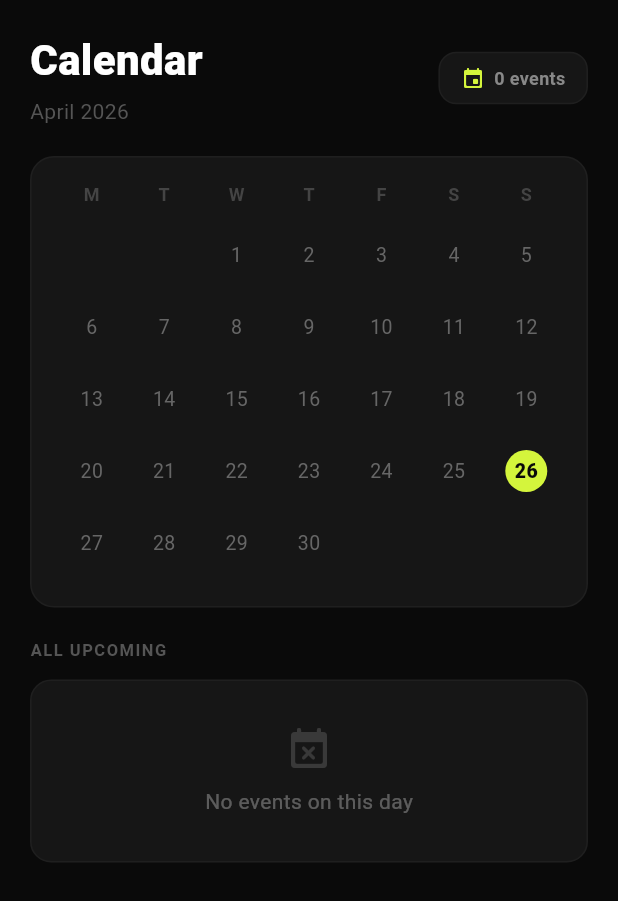
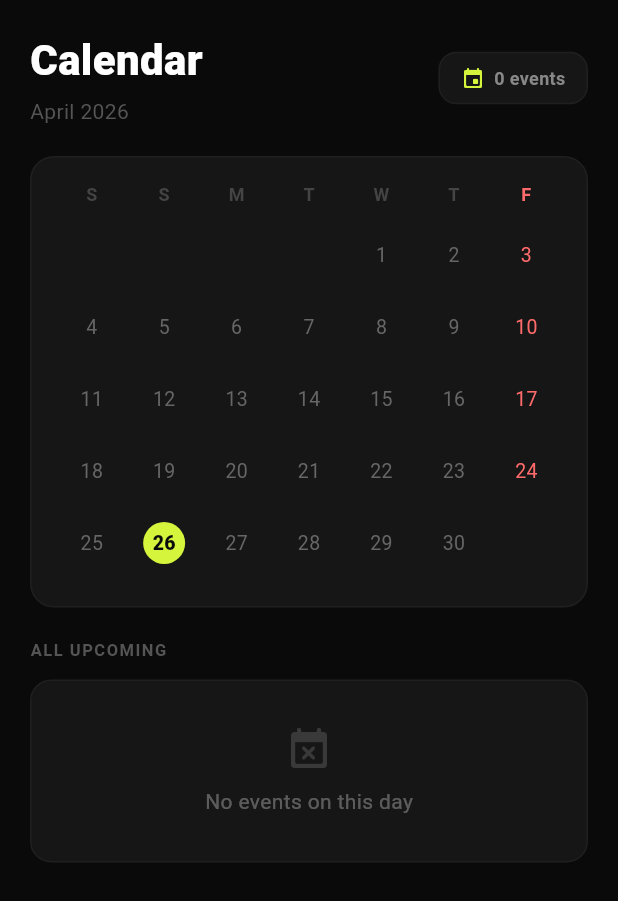
Before and after one commit to Brownspite/trekking_social, a Flutter app: the CalendarScreen widget shown alone on an empty page, opened directly, on a phone screen of 412 x 824 dp. Shown: the top 901 px of the screen. Run offline on Flutter 3.47's test engine with Material 3 defaults, Android fonts, the light colour scheme and no system bars; our stand-ins replace cloud_firestore, firebase_auth, firebase_core, google_sign_in; accounts and stored records are empty.

Commit message:
Feat: Update calendar to start on Saturday and highlight Fridays

```diff
--- a/lib/screens/calendar_screen.dart
+++ b/lib/screens/calendar_screen.dart
@@ -135,21 +135,21 @@ class _CalendarScreenState extends State<CalendarScreen> {
   }
 
   Widget _buildCalendarGrid(DateTime now) {
-    final daysOfWeek = ['M', 'T', 'W', 'T', 'F', 'S', 'S'];
+    final daysOfWeek = ['S', 'S', 'M', 'T', 'W', 'T', 'F'];
     final daysInMonth = DateUtils.getDaysInMonth(now.year, now.month);
     final firstDayOfMonth = DateTime(now.year, now.month, 1);
-    final startWeekday = firstDayOfMonth.weekday;
+    final startWeekday = (firstDayOfMonth.weekday + 1) % 7 + 1;
 
     return Column(
       children: [
         Row(
-          children: daysOfWeek.map((day) => Expanded(
+          children: daysOfWeek.asMap().entries.map((entry) => Expanded(
             child: Center(
               child: Text(
-                day,
-                style: const TextStyle(
+                entry.value,
+                style: TextStyle(
                   fontSize: 12,
-                  color: Color(0xFF444444),
+                  color: entry.key == 6 ? const Color(0xFFFF6B6B) : const Color(0xFF444444),
                   fontWeight: FontWeight.w600,
                 ),
               ),
@@ -223,7 +223,7 @@ class _CalendarScreenState extends State<CalendarScreen> {
                                 fontWeight: isSelected ? FontWeight.w700 : FontWeight.w400,
                                 color: isSelected
                                     ? const Color(0xFFD4F53C)
-                                    : const Color(0xFF666666),
+                                    : (weekday == 6 ? const Color(0xFFFF6B6B) : const Color(0xFF666666)),
                               ),
                             ),
                           if (hasEvent && !isToday)
```
